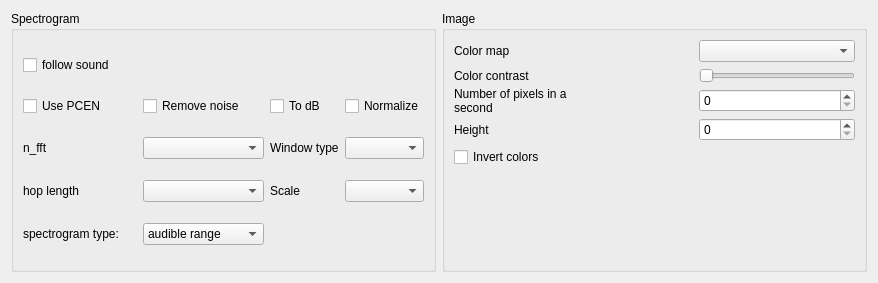
The window that src/pysoundplayer/gui/ui/QSpectrogramOptions.ui (Vin985/pysoundplayer) describes before a commit, drawn with Qt 5.
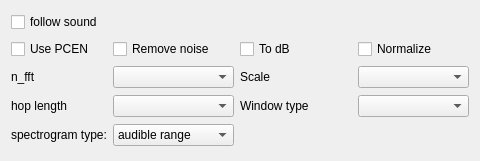
The same window after the commit.

Commit message: Major Refactor of options handling

Diff of the .ui file:
```diff
--- a/src/pysoundplayer/gui/ui/QSpectrogramOptions.ui
+++ b/src/pysoundplayer/gui/ui/QSpectrogramOptions.ui
@@ -6,33 +6,14 @@
    <rect>
     <x>0</x>
     <y>0</y>
-    <width>878</width>
-    <height>283</height>
+    <width>480</width>
+    <height>161</height>
    </rect>
   </property>
   <property name="windowTitle">
    <string>Form</string>
   </property>
-  <layout class="QHBoxLayout" name="horizontalLayout_2">
-   <item>
-    <widget class="QGroupBox" name="groupBox">
-     <property name="title">
-      <string>Spectrogram</string>
-     </property>
-     <layout class="QGridLayout" name="gridLayout_7">
-      <item row="0" column="0" colspan="3">
-       <widget class="QCheckBox" name="cb_followSound">
-        <property name="sizePolicy">
-         <sizepolicy hsizetype="Maximum" vsizetype="Fixed">
-          <horstretch>0</horstretch>
-          <verstretch>0</verstretch>
-         </sizepolicy>
-        </property>
-        <property name="text">
-         <string>follow sound</string>
-        </property>
-       </widget>
-      </item>
+  <layout class="QGridLayout" name="gridLayout">
       <item row="1" column="0">
        <widget class="QCheckBox" name="cb_pcen">
         <property name="text">
@@ -40,74 +21,77 @@
         </property>
        </widget>
       </item>
-      <item row="1" column="3">
-       <widget class="QCheckBox" name="cb_remove_noise">
-        <property name="text">
-         <string>Remove noise</string>
-        </property>
-       </widget>
-      </item>
-      <item row="1" column="4">
-       <widget class="QCheckBox" name="cb_todb">
-        <property name="text">
-         <string>To dB</string>
-        </property>
-       </widget>
-      </item>
-      <item row="1" column="5">
-       <widget class="QCheckBox" name="cb_normalize">
-        <property name="text">
-         <string>Normalize</string>
-        </property>
-       </widget>
-      </item>
-      <item row="2" column="0" colspan="2">
-       <widget class="QLabel" name="label_40">
+   <item row="10" column="1">
+    <widget class="QComboBox" name="combo_hop_length"/>
+   </item>
+   <item row="0" column="0">
+    <widget class="QCheckBox" name="cb_follow_sound">
         <property name="sizePolicy">
-         <sizepolicy hsizetype="Maximum" vsizetype="Preferred">
+      <sizepolicy hsizetype="Maximum" vsizetype="Fixed">
           <horstretch>0</horstretch>
           <verstretch>0</verstretch>
          </sizepolicy>
         </property>
         <property name="text">
-         <string>n_fft</string>
+      <string>follow sound</string>
         </property>
        </widget>
       </item>
-      <item row="2" column="3">
+   <item row="6" column="1">
        <widget class="QComboBox" name="combo_fft"/>
       </item>
-      <item row="2" column="4">
+   <item row="10" column="2">
        <widget class="QLabel" name="label_38">
         <property name="text">
          <string>Window type</string>
         </property>
        </widget>
       </item>
-      <item row="2" column="5">
-       <widget class="QComboBox" name="combo_window"/>
-      </item>
-      <item row="3" column="0" colspan="3">
-       <widget class="QLabel" name="label_39">
-        <property name="text">
-         <string>hop length</string>
-        </property>
-       </widget>
-      </item>
-      <item row="3" column="3">
-       <widget class="QComboBox" name="combo_hop_length"/>
-      </item>
-      <item row="3" column="4">
+   <item row="6" column="2">
        <widget class="QLabel" name="label_37">
         <property name="text">
          <string>Scale</string>
         </property>
        </widget>
       </item>
-      <item row="3" column="5">
+   <item row="10" column="0">
+    <widget class="QLabel" name="label_39">
+     <property name="text">
+      <string>hop length</string>
+     </property>
+    </widget>
+   </item>
+   <item row="1" column="2">
+    <widget class="QCheckBox" name="cb_todb">
+     <property name="text">
+      <string>To dB</string>
+     </property>
+    </widget>
+   </item>
+   <item row="6" column="3">
        <widget class="QComboBox" name="combo_scale"/>
       </item>
-      <item row="4" column="0" colspan="3">
+   <item row="1" column="1">
+    <widget class="QCheckBox" name="cb_remove_noise">
+     <property name="text">
+      <string>Remove noise</string>
+     </property>
+    </widget>
+   </item>
+   <item row="6" column="0">
+    <widget class="QLabel" name="label_40">
+     <property name="sizePolicy">
+      <sizepolicy hsizetype="Maximum" vsizetype="Preferred">
+       <horstretch>0</horstretch>
+       <verstretch>0</verstretch>
+      </sizepolicy>
+     </property>
+     <property name="text">
+      <string>n_fft</string>
+     </property>
+    </widget>
+   </item>
+   <item row="16" column="0">
        <widget class="QLabel" name="label_41">
         <property name="sizePolicy">
          <sizepolicy hsizetype="Fixed" vsizetype="Preferred">
@@ -123,7 +107,7 @@
         </property>
        </widget>
       </item>
-      <item row="4" column="3">
+   <item row="16" column="1">
        <widget class="QComboBox" name="combo_specType">
         <property name="sizePolicy">
          <sizepolicy hsizetype="Minimum" vsizetype="Fixed">
@@ -143,156 +127,15 @@
         </item>
        </widget>
       </item>
-     </layout>
-    </widget>
-   </item>
-   <item>
-    <widget class="QGroupBox" name="groupBox_2">
-     <property name="title">
-      <string>Image</string>
-     </property>
-     <layout class="QGridLayout" name="gridLayout">
-      <item row="0" column="0" colspan="2">
-       <widget class="QLabel" name="label_33">
-        <property name="sizePolicy">
-         <sizepolicy hsizetype="Maximum" vsizetype="Preferred">
-          <horstretch>0</horstretch>
-          <verstretch>0</verstretch>
-         </sizepolicy>
-        </property>
+   <item row="1" column="3">
+    <widget class="QCheckBox" name="cb_normalize">
         <property name="text">
-         <string>Color map</string>
+      <string>Normalize</string>
         </property>
        </widget>
       </item>
-      <item row="2" column="0" colspan="2">
-       <widget class="QLabel" name="label_35">
-        <property name="sizePolicy">
-         <sizepolicy hsizetype="Maximum" vsizetype="Preferred">
-          <horstretch>0</horstretch>
-          <verstretch>0</verstretch>
-         </sizepolicy>
-        </property>
-        <property name="text">
-         <string>Number of pixels in a second</string>
-        </property>
-        <property name="wordWrap">
-         <bool>true</bool>
-        </property>
-       </widget>
-      </item>
-      <item row="3" column="0" colspan="2">
-       <widget class="QLabel" name="label_34">
-        <property name="text">
-         <string>Height</string>
-        </property>
-       </widget>
-      </item>
-      <item row="3" column="2">
-       <widget class="QSpinBox" name="spin_height">
-        <property name="sizePolicy">
-         <sizepolicy hsizetype="Preferred" vsizetype="Fixed">
-          <horstretch>0</horstretch>
-          <verstretch>0</verstretch>
-         </sizepolicy>
-        </property>
-        <property name="keyboardTracking">
-         <bool>false</bool>
-        </property>
-        <property name="maximum">
-         <number>999</number>
-        </property>
-       </widget>
-      </item>
-      <item row="1" column="2">
-       <widget class="QSlider" name="slider_contrast">
-        <property name="sizePolicy">
-         <sizepolicy hsizetype="Preferred" vsizetype="Fixed">
-          <horstretch>0</horstretch>
-          <verstretch>0</verstretch>
-         </sizepolicy>
-        </property>
-        <property name="minimum">
-         <number>0</number>
-        </property>
-        <property name="maximum">
-         <number>5</number>
-        </property>
-        <property name="singleStep">
-         <number>5</number>
-        </property>
-        <property name="tracking">
-         <bool>false</bool>
-        </property>
-        <property name="orientation">
-         <enum>Qt::Horizontal</enum>
-        </property>
-       </widget>
-      </item>
-      <item row="1" column="0">
-       <widget class="QLabel" name="label_36">
-        <property name="sizePolicy">
-         <sizepolicy hsizetype="Maximum" vsizetype="Preferred">
-          <horstretch>0</horstretch>
-          <verstretch>0</verstretch>
-         </sizepolicy>
-        </property>
-        <property name="text">
-         <string>Color contrast</string>
-        </property>
-       </widget>
-      </item>
-      <item row="2" column="2">
-       <widget class="QSpinBox" name="spin_pix_in_sec">
-        <property name="sizePolicy">
-         <sizepolicy hsizetype="Preferred" vsizetype="Fixed">
-          <horstretch>0</horstretch>
-          <verstretch>0</verstretch>
-         </sizepolicy>
-        </property>
-        <property name="keyboardTracking">
-         <bool>false</bool>
-        </property>
-        <property name="minimum">
-         <number>0</number>
-        </property>
-        <property name="maximum">
-         <number>999</number>
-        </property>
-       </widget>
-      </item>
-      <item row="4" column="0" colspan="2">
-       <widget class="QCheckBox" name="cb_invert_colors">
-        <property name="text">
-         <string>Invert colors</string>
-        </property>
-       </widget>
-      </item>
-      <item row="5" column="0" colspan="3">
-       <spacer name="verticalSpacer_4">
-        <property name="orientation">
-         <enum>Qt::Vertical</enum>
-        </property>
-        <property name="sizeHint" stdset="0">
-         <size>
-          <width>378</width>
-          <height>78</height>
-         </size>
-        </property>
-       </spacer>
-      </item>
-      <item row="0" column="2">
-       <widget class="QComboBox" name="combo_color_map">
-        <property name="sizePolicy">
-         <sizepolicy hsizetype="Preferred" vsizetype="Fixed">
-          <horstretch>0</horstretch>
-          <verstretch>0</verstretch>
-         </sizepolicy>
-        </property>
-       </widget>
-      </item>
-     </layout>
-    </widget>
+   <item row="10" column="3">
+    <widget class="QComboBox" name="combo_window"/>
    </item>
   </layout>
  </widget>
```
Left out of the diff: 4 changed lines with no effect on the pictures. Lines whose indentation alone changed are shown as unchanged. The commit also changes 13 other files.
